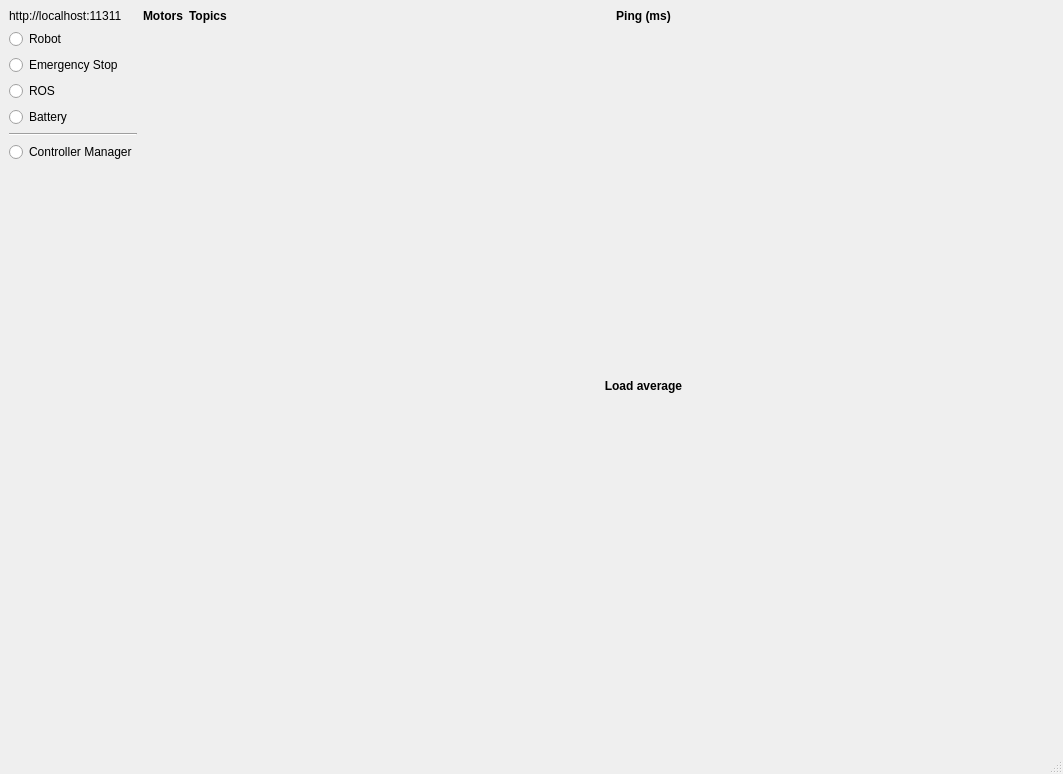
First picture: the form in dashboard.ui, repository hucebot/robot_dashboard, before the edit.
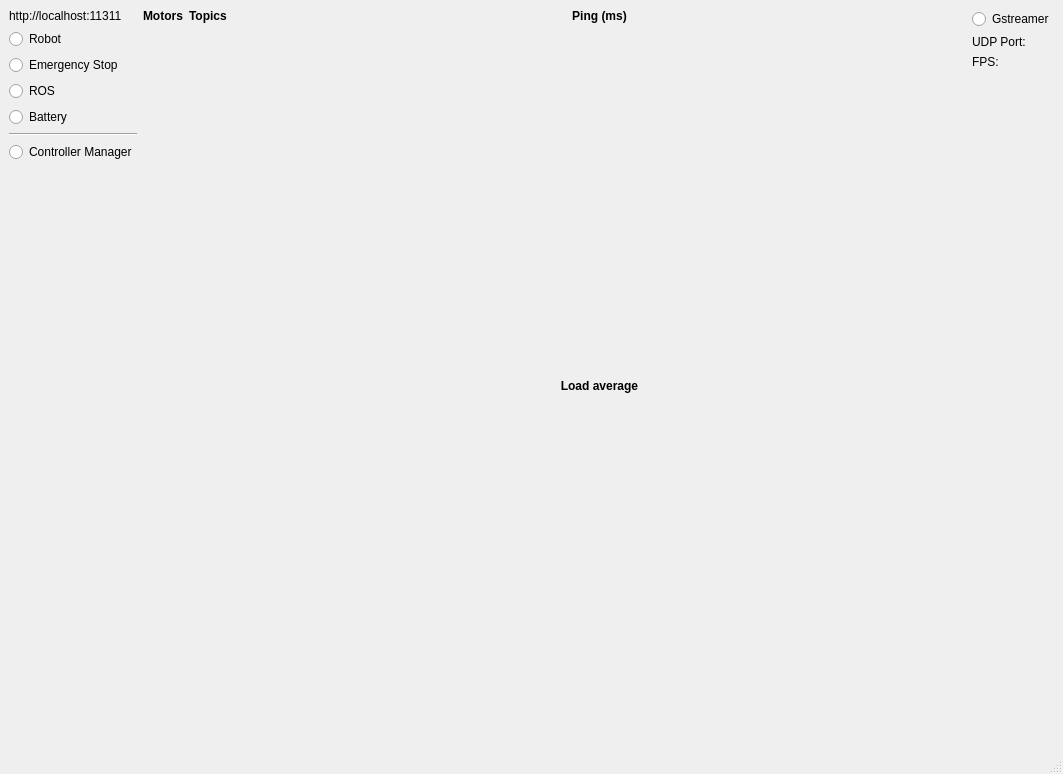
Second picture: the form after the edit. Custom widgets are drawn as their Qt base class.

The edit to the form file:
```diff
--- a/dashboard.ui
+++ b/dashboard.ui
@@ -211,6 +211,44 @@
       </item>
      </layout>
     </item>
+    <item>
+     <layout class="QVBoxLayout" name="verticalLayout_2">
+      <item>
+       <widget class="QRadioButton" name="radioButton">
+        <property name="text">
+         <string>Gstreamer</string>
+        </property>
+       </widget>
+      </item>
+      <item>
+       <widget class="QLabel" name="label_3">
+        <property name="text">
+         <string>UDP Port:</string>
+        </property>
+       </widget>
+      </item>
+      <item>
+       <widget class="QLabel" name="label_6">
+        <property name="text">
+         <string>FPS:</string>
+        </property>
+       </widget>
+      </item>
+      <item>
+       <spacer name="verticalSpacer_5">
+        <property name="orientation">
+         <enum>Qt::Vertical</enum>
+        </property>
+        <property name="sizeHint" stdset="0">
+         <size>
+          <width>20</width>
+          <height>40</height>
+         </size>
+        </property>
+       </spacer>
+      </item>
+     </layout>
+    </item>
    </layout>
   </widget>
   <widget class="QStatusBar" name="statusbar"/>
```
Left out of the diff: 4 changed lines with no effect on the pictures.
